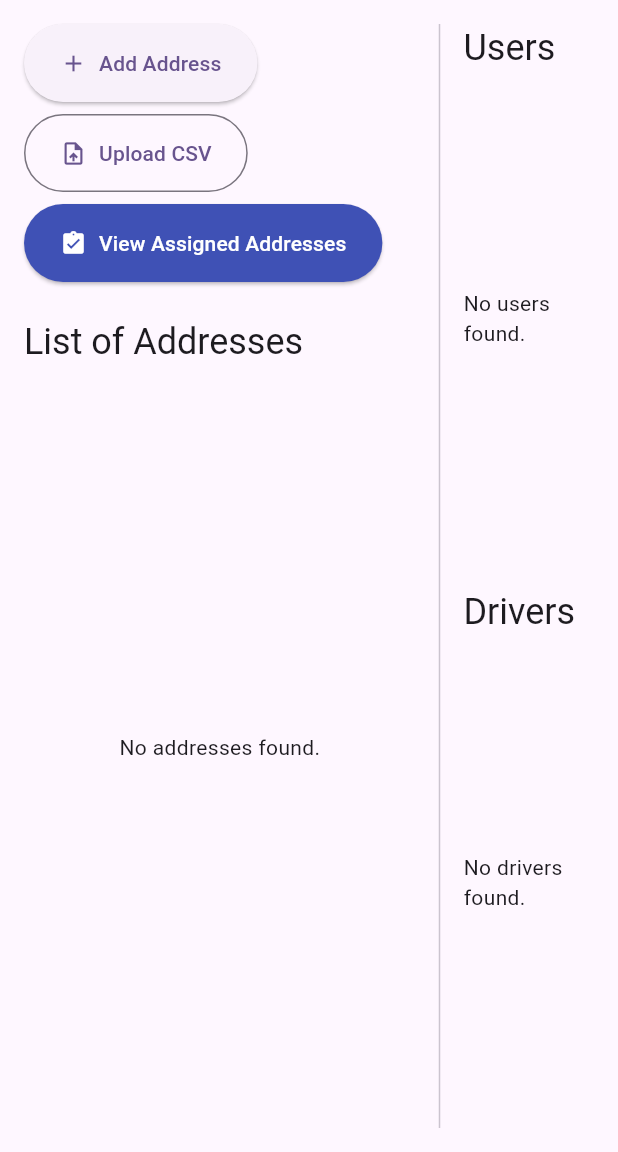
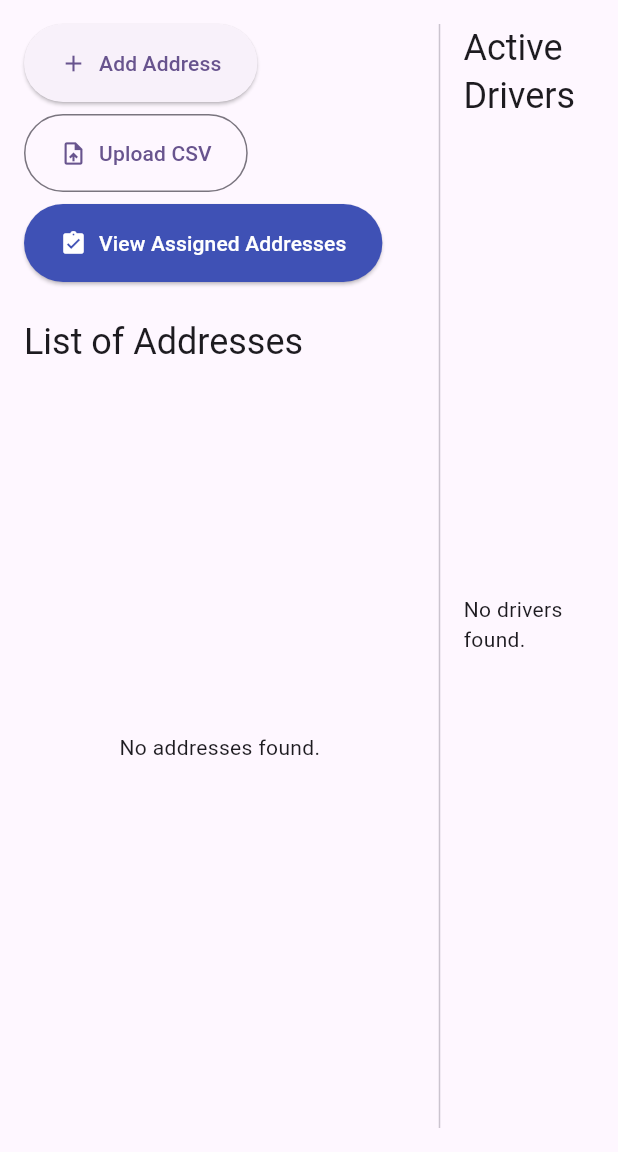
Before and after one commit to EmilyCarroll-del/Mapping-Software-Efficient-Routing-Algorithm, a Flutter app: the AdminDashboardScreen screen opened by its route, on a phone screen of 412 x 824 dp, the part 84-1236 px from its top. Run offline on Flutter 3.47's test engine with Material 3 defaults, Android fonts, the light colour scheme and no system bars; our stand-ins replace cloud_firestore, csv, file_picker, firebase_auth, firebase_core, firebase_storage and 7 more; accounts and stored records are empty.

Commit message:
Feature Added: When Driver Signs in on Mobile, Added on Admin Page as Active Driver

```diff
--- a/lib/screens/admin_dashboard_screen.dart
+++ b/lib/screens/admin_dashboard_screen.dart
@@ -5,13 +5,11 @@ import 'package:firebase_auth/firebase_auth.dart';
 import 'package:flutter/material.dart';
 
 import '../models/delivery_address.dart';
-import '../models/user_model.dart';
 import '../services/firestore_service.dart';
 import '../widgets/address_list.dart';
 import '../widgets/add_edit_address_dialog.dart';
 import '../widgets/assign_drivers_dialog.dart';
 import '../widgets/drivers_list.dart';
-import '../widgets/users_list.dart';
 
 class AdminDashboardScreen extends StatefulWidget {
   const AdminDashboardScreen({super.key});
@@ -152,10 +150,6 @@ class _AdminDashboardScreenState extends State<AdminDashboardScreen> {
     await FirebaseAuth.instance.signOut();
   }
 
-  void _assignDriverRole(String uid) {
-    _firestoreService.assignDriverRole(uid);
-  }
-
   void _removeDriverRole(String uid) {
     _firestoreService.removeDriverRole(uid);
   }
@@ -289,15 +283,7 @@ class _AdminDashboardScreenState extends State<AdminDashboardScreen> {
             child: Column(
               crossAxisAlignment: CrossAxisAlignment.start,
               children: [
-                Text('Users', style: Theme.of(context).textTheme.headlineSmall),
-                Expanded(
-                  child: UsersList(
-                    usersStream: _firestoreService.getUsers(),
-                    onAssignDriver: _assignDriverRole,
-                  ),
-                ),
-                const SizedBox(height: 16),
-                Text('Drivers', style: Theme.of(context).textTheme.headlineSmall),
+                Text('Active Drivers', style: Theme.of(context).textTheme.headlineSmall),
                 Expanded(
                   child: DriversList(
                     driversStream: _firestoreService.getDrivers(),
```
